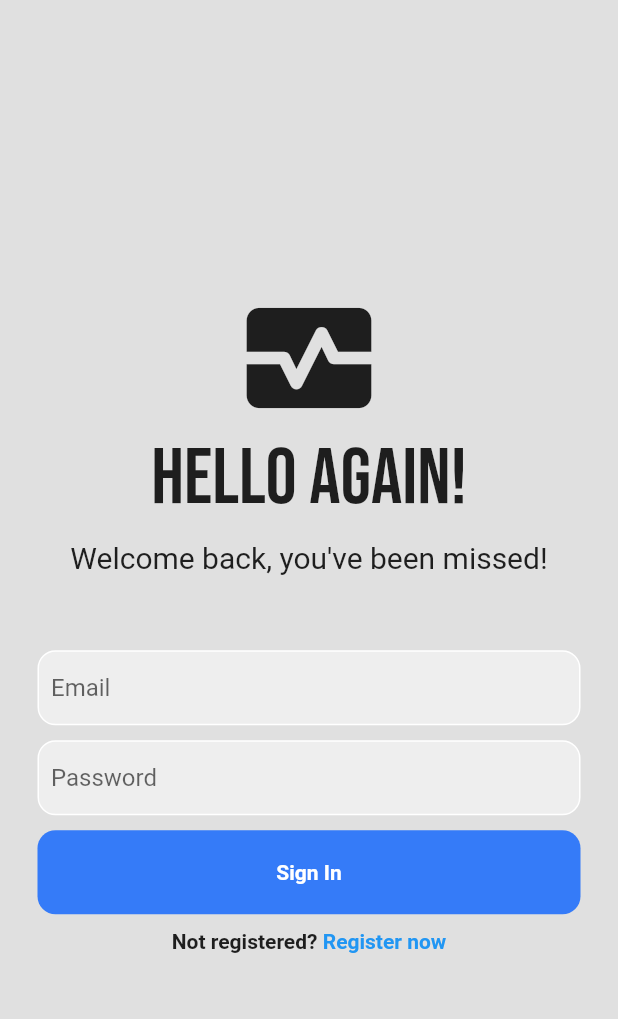
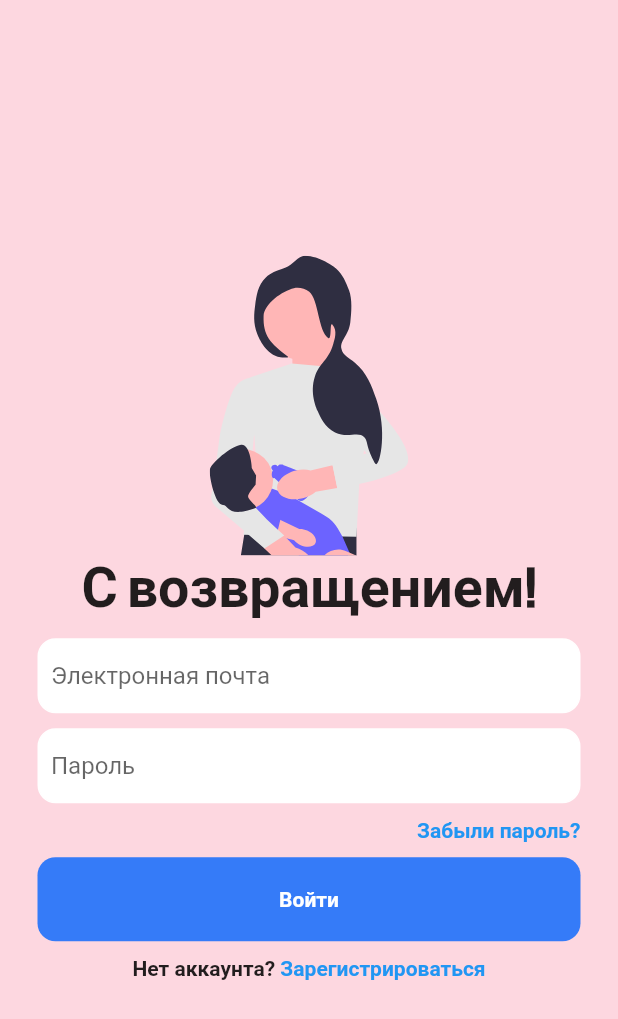
Before and after one commit to darkhanakh/Alma-Mater, a Flutter app: the screen it shows after launch, on a phone screen of 412 x 824 dp. Shown: the top 1019 px of the screen. Run offline on Flutter 3.47's test engine with Material 2 defaults, Android fonts, the phone set to English and light mode, and no system bars; our stand-ins replace firebase_auth, firebase_core, flutter_svg, google_fonts; accounts and stored records are empty.

Commit message:
feat: added forgot password functionality

```diff
--- a/lib/pages/login_page.dart
+++ b/lib/pages/login_page.dart
@@ -1,8 +1,11 @@
 // ignore_for_file: prefer_const_literals_to_create_immutables, prefer_const_constructors
 
+import 'package:alma_mater/auth/forgor_password_page.dart';
+import 'package:alma_mater/style/theme.dart';
 import 'package:firebase_auth/firebase_auth.dart';
 import 'package:flutter/material.dart';
 import 'package:google_fonts/google_fonts.dart';
+import 'package:flutter_svg/flutter_svg.dart';
 
 class LoginPage extends StatefulWidget {
   final VoidCallback showRegisterPage;
@@ -34,36 +37,34 @@ class _LoginPageState extends State<LoginPage> {
   @override
   Widget build(BuildContext context) {
     return Scaffold(
-      backgroundColor: Colors.grey[300],
+      backgroundColor: PRIMARY_COLOR,
       body: SafeArea(
         child: Center(
           child: SingleChildScrollView(
             child: Column(
               mainAxisAlignment: MainAxisAlignment.center,
               children: [
-                Icon(
-                  Icons.monitor_heart,
-                  size: 100,
+                SvgPicture.asset(
+                  'assets/mother_art.svg',
+                  width: 200,
+                  height: 200,
                 ),
+
                 // Hello again!
                 Text(
-                  'Hello again!',
+                  'С возвращением!',
                   style: GoogleFonts.bebasNeue(
-                    fontSize: 52,
+                    fontSize: 37,
+                    fontWeight: FontWeight.w700,
                   ),
                 ),
                 SizedBox(height: 10),
-                Text(
-                  'Welcome back, you\'ve been missed!',
-                  style: TextStyle(fontSize: 20),
-                ),
-                SizedBox(height: 50),
                 // email
                 Padding(
                   padding: const EdgeInsets.symmetric(horizontal: 25.0),
                   child: Container(
                     decoration: BoxDecoration(
-                      color: Colors.grey[200],
+                      color: Colors.white,
                       border: Border.all(color: Colors.white),
                       borderRadius: BorderRadius.circular(12),
                     ),
@@ -73,7 +74,7 @@ class _LoginPageState extends State<LoginPage> {
                         controller: _emailController,
                         decoration: InputDecoration(
                           border: InputBorder.none,
-                          hintText: 'Email',
+                          hintText: 'Электронная почта',
                         ),
                       ),
                     ),
@@ -87,7 +88,7 @@ class _LoginPageState extends State<LoginPage> {
                   padding: const EdgeInsets.symmetric(horizontal: 25.0),
                   child: Container(
                     decoration: BoxDecoration(
-                      color: Colors.grey[200],
+                      color: Colors.white,
                       border: Border.all(color: Colors.white),
                       borderRadius: BorderRadius.circular(12),
                     ),
@@ -98,12 +99,39 @@ class _LoginPageState extends State<LoginPage> {
                         obscureText: true,
                         decoration: InputDecoration(
                           border: InputBorder.none,
-                          hintText: 'Password',
+                          hintText: 'Пароль',
                         ),
                       ),
                     ),
                   ),
                 ),
+
+                SizedBox(height: 10),
+
+                Padding(
+                  padding: const EdgeInsets.symmetric(horizontal: 25.0),
+                  child: Row(
+                    mainAxisAlignment: MainAxisAlignment.end,
+                    children: [
+                      GestureDetector(
+                        onTap: () {
+                          Navigator.push(context,
+                              MaterialPageRoute(builder: (context) {
+                            return ForgotPasswordPage();
+                          }));
+                        },
+                        child: Text(
+                          'Забыли пароль?',
+                          style: TextStyle(
+                            color: Colors.blue,
+                            fontWeight: FontWeight.bold,
+                          ),
+                        ),
+                      ),
+                    ],
+                  ),
+                ),
+
                 SizedBox(height: 10),
                 // sign in button
                 Padding(
@@ -118,7 +146,7 @@ class _LoginPageState extends State<LoginPage> {
                       ),
                       child: Center(
                         child: Text(
-                          'Sign In',
+                          'Войти',
                           style: TextStyle(
                             color: Colors.white,
                             fontWeight: FontWeight.bold,
@@ -134,7 +162,7 @@ class _LoginPageState extends State<LoginPage> {
                   mainAxisAlignment: MainAxisAlignment.center,
                   children: [
                     Text(
-                      'Not registered?',
+                      'Нет аккаунта?',
                       style: TextStyle(
                         fontWeight: FontWeight.bold,
                       ),
@@ -142,7 +170,7 @@ class _LoginPageState extends State<LoginPage> {
                     GestureDetector(
                       onTap: widget.showRegisterPage,
                       child: Text(
-                        ' Register now',
+                        ' Зарегистрироваться',
                         style: TextStyle(
                           color: Colors.blue,
                           fontWeight: FontWeight.bold,
--- a/lib/pages/register_page.dart
+++ b/lib/pages/register_page.dart
@@ -1,10 +1,10 @@
 // ignore_for_file: prefer_const_constructors
 
+import 'package:alma_mater/style/theme.dart';
 import 'package:firebase_auth/firebase_auth.dart';
 import 'package:flutter/material.dart';
+import 'package:flutter_svg/flutter_svg.dart';
 import 'package:google_fonts/google_fonts.dart';
-
-// https://www.youtube.com/watch?v=Mfa3u3naQew&ab_channel=MitchKoko 5:07
 
 class RegisterPage extends StatefulWidget {
   final VoidCallback showLoginPage;
@@ -44,36 +44,33 @@ class _RegisterPageState extends State<RegisterPage> {
   @override
   Widget build(BuildContext context) {
     return Scaffold(
-      backgroundColor: Colors.grey[300],
+      backgroundColor: PRIMARY_COLOR,
       body: SafeArea(
         child: Center(
           child: SingleChildScrollView(
             child: Column(
               mainAxisAlignment: MainAxisAlignment.center,
               children: [
-                Icon(
-                  Icons.monitor_heart,
-                  size: 100,
+                SvgPicture.asset(
+                  'assets/mother_art_2.svg',
+                  width: 200,
+                  height: 200,
                 ),
                 // Hello again!
                 Text(
-                  'Hello there!',
+                  'Добро пожаловать!',
                   style: GoogleFonts.bebasNeue(
-                    fontSize: 52,
+                    fontSize: 37,
+                    fontWeight: FontWeight.w700,
                   ),
                 ),
                 SizedBox(height: 10),
-                Text(
-                  'Register below',
-                  style: TextStyle(fontSize: 20),
-                ),
-                SizedBox(height: 50),
                 // email
                 Padding(
                   padding: const EdgeInsets.symmetric(horizontal: 25.0),
                   child: Container(
                     decoration: BoxDecoration(
-                      color: Colors.grey[200],
+                      color: Colors.white,
                       border: Border.all(color: Colors.white),
                       borderRadius: BorderRadius.circular(12),
                     ),
@@ -83,7 +80,7 @@ class _RegisterPageState extends State<RegisterPage> {
                         controller: _emailController,
                         decoration: InputDecoration(
                           border: InputBorder.none,
-                          hintText: 'Email',
+                          hintText: 'Электронный адрес',
                         ),
                       ),
                     ),
@@ -97,7 +94,7 @@ class _RegisterPageState extends State<RegisterPage> {
                   padding: const EdgeInsets.symmetric(horizontal: 25.0),
                   child: Container(
                     decoration: BoxDecoration(
-                      color: Colors.grey[200],
+                      color: Colors.white,
                       border: Border.all(color: Colors.white),
                       borderRadius: BorderRadius.circular(12),
                     ),
@@ -108,7 +105,7 @@ class _RegisterPageState extends State<RegisterPage> {
                         obscureText: true,
                         decoration: InputDecoration(
                           border: InputBorder.none,
-                          hintText: 'Password',
+                          hintText: 'Пароль',
                         ),
                       ),
                     ),
@@ -120,7 +117,7 @@ class _RegisterPageState extends State<RegisterPage> {
                   padding: const EdgeInsets.symmetric(horizontal: 25.0),
                   child: Container(
                     decoration: BoxDecoration(
-                      color: Colors.grey[200],
+                      color: Colors.white,
                       border: Border.all(color: Colors.white),
                       borderRadius: BorderRadius.circular(12),
                     ),
@@ -131,7 +128,7 @@ class _RegisterPageState extends State<RegisterPage> {
                         obscureText: true,
                         decoration: InputDecoration(
                           border: InputBorder.none,
-                          hintText: 'Confirm password',
+                          hintText: 'Подтвердить пароль',
                         ),
                       ),
                     ),
@@ -153,7 +150,7 @@ class _RegisterPageState extends State<RegisterPage> {
                       ),
                       child: Center(
                         child: Text(
-                          'Sign In',
+                          'Зарегистрироваться',
                           style: TextStyle(
                             color: Colors.white,
                             fontWeight: FontWeight.bold,
@@ -169,7 +166,7 @@ class _RegisterPageState extends State<RegisterPage> {
                   mainAxisAlignment: MainAxisAlignment.center,
                   children: [
                     Text(
-                      'Already have an account?',
+                      'Уже есть аккаунт?',
                       style: TextStyle(
                         fontWeight: FontWeight.bold,
                       ),
@@ -177,7 +174,7 @@ class _RegisterPageState extends State<RegisterPage> {
                     GestureDetector(
                       onTap: widget.showLoginPage,
                       child: Text(
-                        ' Login now',
+                        ' Войти в аккаунт',
                         style: TextStyle(
                           color: Colors.blue,
                           fontWeight: FontWeight.bold,
--- /dev/null
+++ b/lib/style/theme.dart
@@ -0,0 +1,5 @@
+// ignore_for_file: constant_identifier_names
+
+import 'dart:ui';
+
+const Color PRIMARY_COLOR = Color.fromRGBO(255, 192, 207, 0.6);
--- a/pubspec.yaml
+++ b/pubspec.yaml
@@ -62,6 +62,7 @@ flutter:
 
   assets:
     - assets/mother_art.svg
+    - assets/mother_art_2.svg
 
   # To add assets to your application, add an assets section, like this:
   # assets:
```
Also changed, not shown: lib/auth/forgor_password_page.dart (added, +96 -0 lines), assets/mother_art_2.svg (added).
